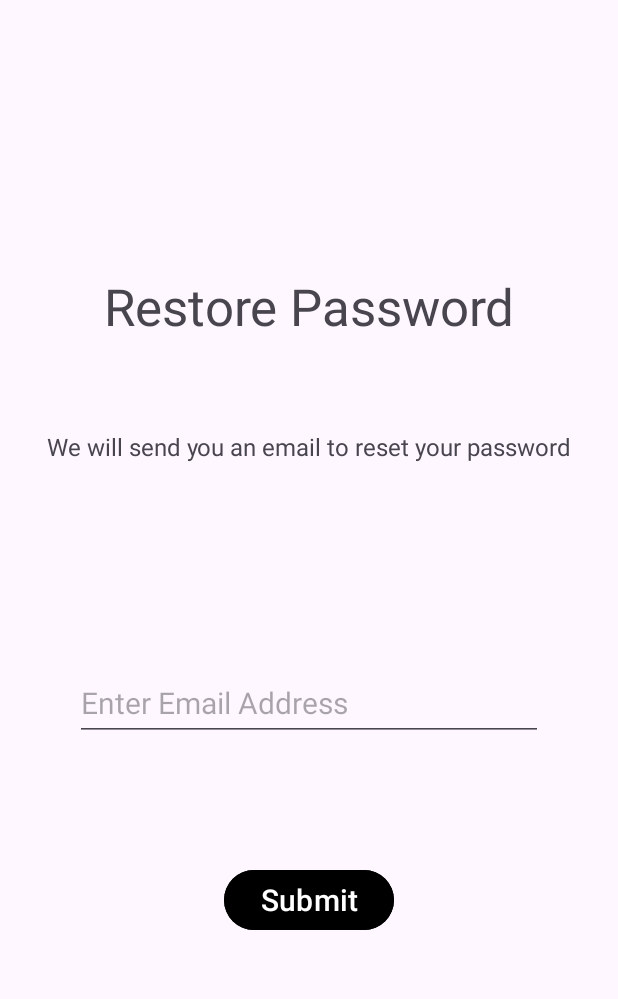
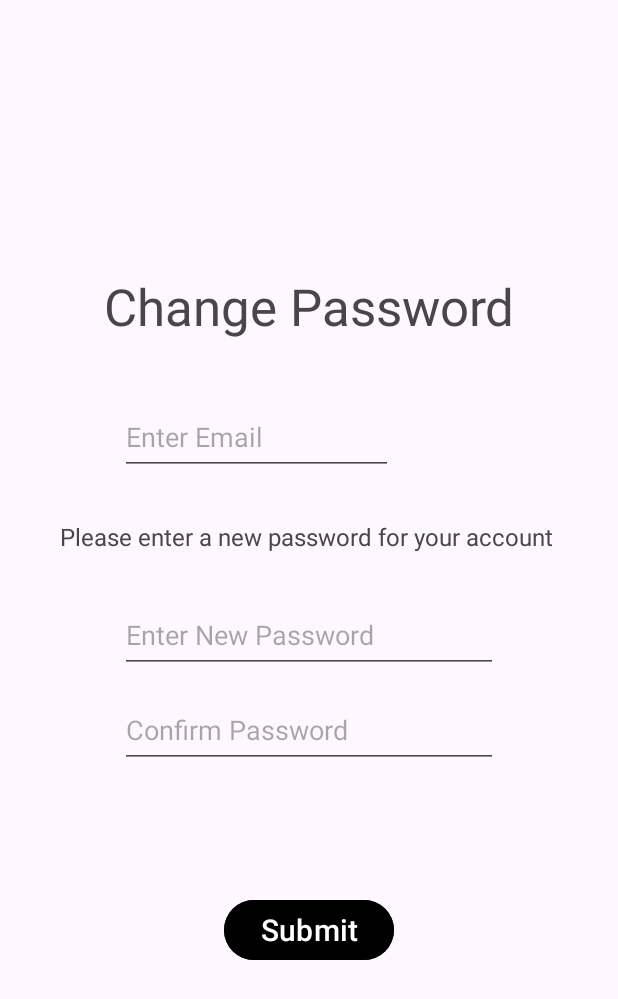
Before and after one commit to sapshmid/AICollabCanvas, an Android app: the screen it shows after launch (MainActivity), after a tap on "Forgot Password?", on a phone screen of 412 x 824 dp. Shown: the top 999 px of the screen. Run offline under Robolectric (Android 15) with nearby library versions, the phone set to English and light mode, and no system bars; Roboto replaces fonts that are not available here; 1 other tap on this screen came first.

Commit message:
edit to forgot password fragment

```diff
--- a/app/src/main/java/com/example/aicollabcanvas/ui/login/ForgotPasswordFragment.kt
+++ b/app/src/main/java/com/example/aicollabcanvas/ui/login/ForgotPasswordFragment.kt
@@ -5,9 +5,17 @@ import androidx.fragment.app.Fragment
 import android.view.LayoutInflater
 import android.view.View
 import android.view.ViewGroup
+import android.widget.Button
+import android.widget.EditText
+import android.widget.Toast
 import com.example.aicollabcanvas.R
 
 class ForgotPasswordFragment : Fragment() {
+
+    private lateinit var etEnterYourEmail: EditText
+    private lateinit var etNewPassword: EditText
+    private lateinit var etConfirmNewPassword: EditText
+    private lateinit var btnSubmit: Button
 
     override fun onCreateView(
         inflater: LayoutInflater, container: ViewGroup?,
@@ -15,6 +23,55 @@ class ForgotPasswordFragment : Fragment() {
     ): View? {
         // Inflate the layout for this fragment
         val view = inflater.inflate(R.layout.fragment_forgot_password, container, false)
+
+        etEnterYourEmail = view.findViewById(R.id.etEnterYourEmail)
+        etNewPassword = view.findViewById(R.id.etNewPassword)
+        etConfirmNewPassword = view.findViewById(R.id.etConfirmNewPassword)
+        btnSubmit = view.findViewById(R.id.btnSubmit)
+
+        btnSubmit.setOnClickListener {
+            handleChangePassword()
+        }
+
         return view
     }
+
+    private fun handleChangePassword() {
+        // Retrieve data from EditText fields
+        val email = etEnterYourEmail.text.toString().trim()
+        val newPassword = etNewPassword.text.toString()
+        val confirmNewPassword = etConfirmNewPassword.text.toString()
+
+        // Validate inputs
+        if (email.isEmpty() || newPassword.isEmpty() || confirmNewPassword.isEmpty()) {
+            Toast.makeText(context, "Please fill in all fields", Toast.LENGTH_SHORT).show()
+            return
+        }
+
+        if (newPassword != confirmNewPassword) {
+            Toast.makeText(context, "Passwords do not match", Toast.LENGTH_SHORT).show()
+            return
+        }
+
+        if (newPassword.length < 6) {
+            Toast.makeText(context, "Password must be at least 6 characters long", Toast.LENGTH_SHORT).show()
+            return
+        }
+
+        // Proceed with updating the password
+        updatePassword(email, newPassword)
+    }
+
+    private fun updatePassword(email: String, newPassword: String) {
+        // This function should integrate with your backend or database logic
+        // Example placeholder: You might call an API or update a local database record here
+
+        // Simulating a success scenario
+        Toast.makeText(context, "Password updated successfully!", Toast.LENGTH_SHORT).show()
+
+        // If working with a backend, you would typically use Retrofit or another networking library
+        // Example:
+        // apiService.updatePassword(email, newPassword).enqueue(object : Callback<Response> { ... })
+    }
+
 }
--- a/app/src/main/java/com/example/aicollabcanvas/ui/login/RegisterFragment.kt
+++ b/app/src/main/java/com/example/aicollabcanvas/ui/login/RegisterFragment.kt
@@ -8,6 +8,7 @@ import android.view.ViewGroup
 import android.widget.Button
 import android.widget.CheckBox
 import android.widget.EditText
+import android.widget.Toast
 import com.example.aicollabcanvas.R
 
 class RegisterFragment : Fragment() {
@@ -55,14 +56,12 @@ class RegisterFragment : Fragment() {
 
         // Validate data
         if (firstName.isEmpty() || lastName.isEmpty() || email.isEmpty() || password.isEmpty() || confirmPassword.isEmpty()) {
-            // Handle empty fields (e.g., show an error message)
-            // Example: Toast.makeText(context, "Please fill all fields", Toast.LENGTH_SHORT).show()
+        Toast.makeText(context, "Please fill all fields", Toast.LENGTH_SHORT).show()
             return
         }
 
         if (password != confirmPassword) {
-            // Handle password mismatch
-            // Example: Toast.makeText(context, "Passwords do not match", Toast.LENGTH_SHORT).show()
+        Toast.makeText(context, "Passwords do not match", Toast.LENGTH_SHORT).show()
             return
         }
 
--- a/app/src/main/res/layout/fragment_forgot_password.xml
+++ b/app/src/main/res/layout/fragment_forgot_password.xml
@@ -12,7 +12,7 @@
         android:layout_width="wrap_content"
         android:layout_height="wrap_content"
         android:layout_marginTop="40dp"
-        android:text="@string/restore_password"
+        android:text="@string/change_pass"
         android:textSize="34sp"
         app:layout_constraintBottom_toBottomOf="parent"
         app:layout_constraintEnd_toEndOf="parent"
@@ -20,29 +20,14 @@
         app:layout_constraintTop_toTopOf="parent"
         app:layout_constraintVertical_bias="0.191" />
 
-    <EditText
-        android:id="@+id/etEnterEmailAddress"
-        android:layout_width="0dp"
-        android:layout_height="50dp"
-        android:layout_marginStart="50dp"
-        android:layout_marginEnd="50dp"
-        android:layout_marginBottom="330dp"
-        android:ems="10"
-        android:hint="@string/addEmail"
-        android:inputType="textEmailAddress"
-        android:textSize="20sp"
-        app:layout_constraintBottom_toBottomOf="parent"
-        app:layout_constraintEnd_toEndOf="parent"
-        app:layout_constraintStart_toStartOf="parent" />
-
     <TextView
         android:id="@+id/tvRestore"
         android:layout_width="wrap_content"
         android:layout_height="wrap_content"
         android:layout_marginStart="30dp"
-        android:layout_marginTop="60dp"
+        android:layout_marginTop="120dp"
         android:layout_marginEnd="30dp"
-        android:text="@string/add_and_restore"
+        android:text="@string/new_pass_restore"
         android:textSize="16sp"
         app:layout_constraintEnd_toEndOf="parent"
         app:layout_constraintStart_toStartOf="parent"
@@ -54,7 +39,7 @@
         android:layout_height="wrap_content"
         android:layout_marginStart="100dp"
         android:layout_marginEnd="100dp"
-        android:layout_marginBottom="200dp"
+        android:layout_marginBottom="180dp"
         android:backgroundTint="#000000"
         android:text="@string/submit"
         android:textSize="20sp"
@@ -62,4 +47,46 @@
         app:layout_constraintEnd_toEndOf="parent"
         app:layout_constraintStart_toStartOf="parent" />
 
+    <EditText
+        android:id="@+id/etNewPassword"
+        android:layout_width="0dp"
+        android:layout_height="50dp"
+        android:layout_marginStart="80dp"
+        android:layout_marginTop="30dp"
+        android:layout_marginEnd="80dp"
+        android:ems="10"
+        android:hint="@string/enter_new"
+        android:inputType="textPassword"
+        app:layout_constraintEnd_toEndOf="parent"
+        app:layout_constraintStart_toStartOf="parent"
+        app:layout_constraintTop_toBottomOf="@+id/tvRestore" />
+
+    <EditText
+        android:id="@+id/etConfirmNewPassword"
+        android:layout_width="0dp"
+        android:layout_height="50dp"
+        android:layout_marginStart="80dp"
+        android:layout_marginTop="13dp"
+        android:layout_marginEnd="80dp"
+        android:ems="10"
+        android:hint="@string/confirm_password"
+        android:inputType="textPassword"
+        app:layout_constraintEnd_toEndOf="parent"
+        app:layout_constraintStart_toStartOf="parent"
+        app:layout_constraintTop_toBottomOf="@+id/etNewPassword" />
+
+    <EditText
+        android:id="@+id/etEnterYourEmail"
+        android:layout_width="0dp"
+        android:layout_height="50dp"
+        android:layout_marginStart="80dp"
+        android:layout_marginTop="40dp"
+        android:layout_marginEnd="150dp"
+        android:ems="10"
+        android:hint="@string/add_email"
+        android:inputType="textEmailAddress"
+        app:layout_constraintEnd_toEndOf="parent"
+        app:layout_constraintStart_toStartOf="parent"
+        app:layout_constraintTop_toBottomOf="@+id/tvForgotPasswordTitle" />
+
 </androidx.constraintlayout.widget.ConstraintLayout>
--- a/app/src/main/res/values/strings.xml
+++ b/app/src/main/res/values/strings.xml
@@ -25,4 +25,7 @@
     <string name="restore_password">Restore Password</string>
     <string name="add_and_restore">We will send you an email to reset your password</string>
     <string name="submit">Submit</string>
+    <string name="enter_new">Enter New Password</string>
+    <string name="new_pass_restore">"Please enter a new password for your account "</string>
+    <string name="change_pass">Change Password</string>
 </resources>
```
